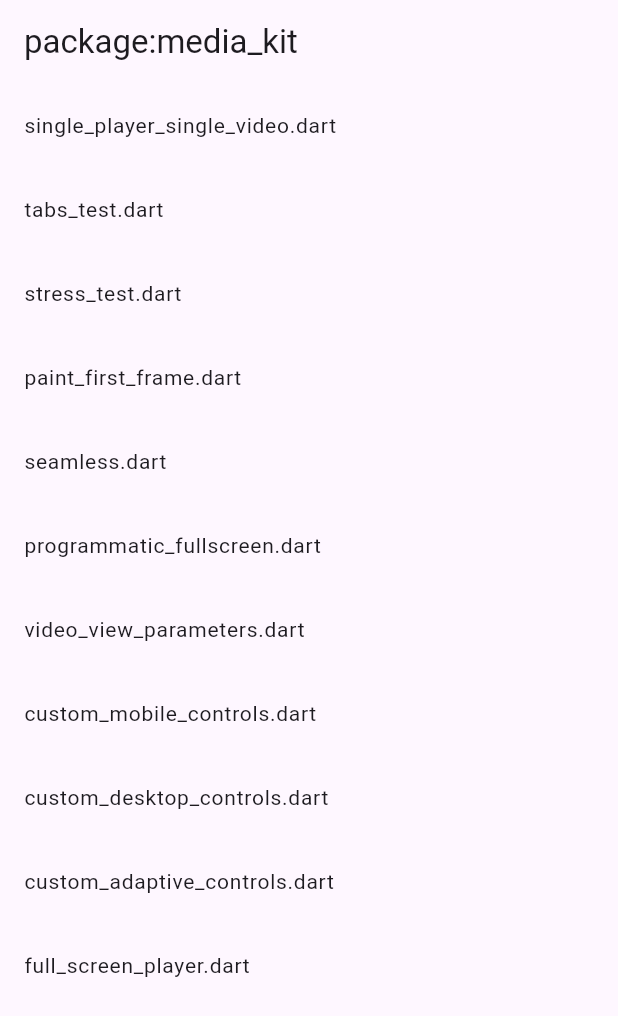
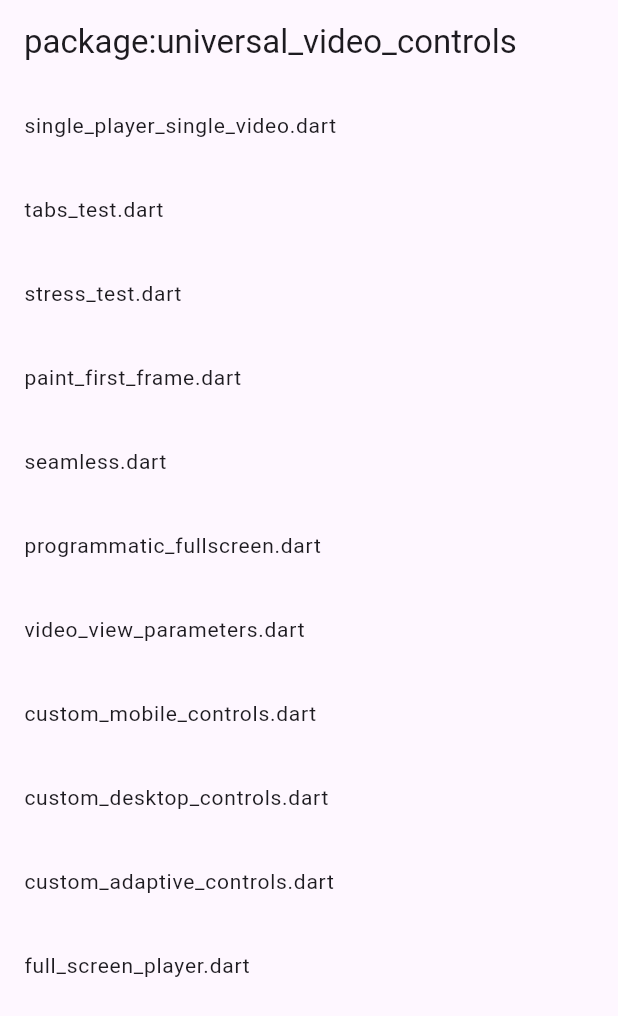
Before and after one commit to abdelaziz-mahdy/universal_video_controls, a Flutter app: the screen it shows after launch, on a phone screen of 412 x 824 dp. Shown: the top 1016 px of the screen. Run offline on Flutter 3.47's test engine with Material 3 defaults, Android fonts, the phone set to English and light mode, and no system bars; our stand-ins replace file_picker, synchronized, universal_platform, video_player, wakelock_plus; missing offline and left inert: dart:html, screen_brightness, volume_controller, window_manager; network calls fail; statements that could not run were skipped.

Commit message:
update examples

```diff
--- a/universal_video_controls/example/lib/main.dart
+++ b/universal_video_controls/example/lib/main.dart
@@ -58,7 +58,7 @@ class PrimaryScreen extends StatelessWidget {
   Widget build(BuildContext context) {
     return Scaffold(
       appBar: AppBar(
-        title: const Text('package:media_kit'),
+        title: const Text('package:universal_video_controls'),
         actions: const [
           SizedBox(width: 16.0),
         ],
@@ -230,7 +230,7 @@ class DownloadingScreen extends StatelessWidget {
   Widget build(BuildContext context) {
     return Scaffold(
       appBar: AppBar(
-        title: const Text('package:media_kit'),
+        title: const Text('package:universal_video_controls'),
       ),
       body: Center(
         child: ValueListenableBuilder<String>(
```
